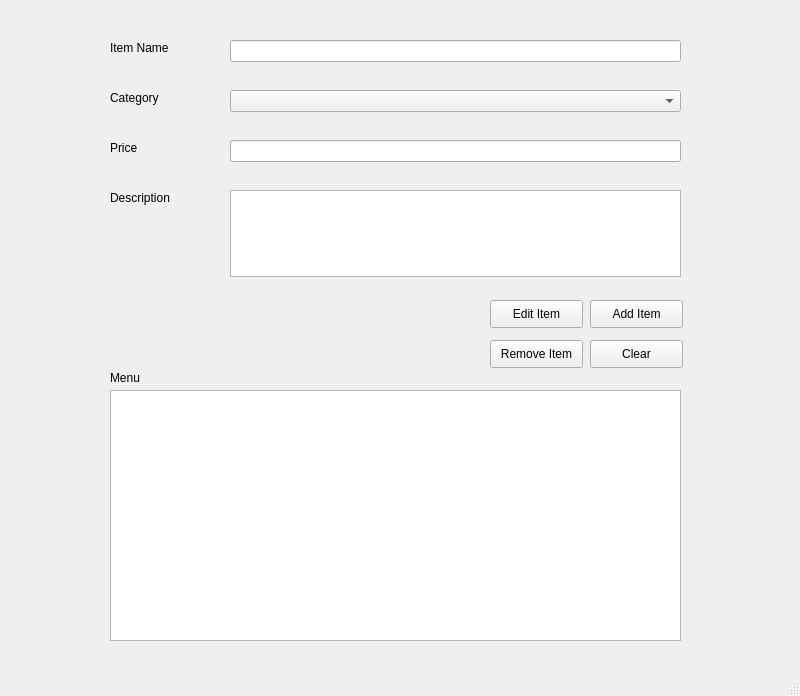
This is ui_files/Menu_management.ui in TahaZahid05/Restaurant-Managment-System as Qt 5 draws it before an edit. The edited form follows.
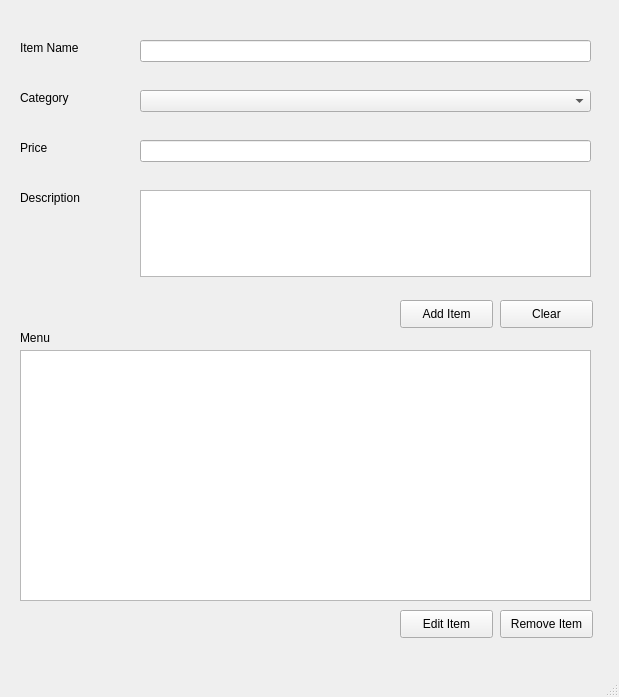
This is the edited form.

Diff of the .ui file:
```diff
--- a/ui_files/Menu_management.ui
+++ b/ui_files/Menu_management.ui
@@ -6,8 +6,8 @@
    <rect>
     <x>0</x>
     <y>0</y>
-    <width>800</width>
-    <height>696</height>
+    <width>619</width>
+    <height>697</height>
    </rect>
   </property>
   <property name="windowTitle">
@@ -17,7 +17,7 @@
    <widget class="QLabel" name="label">
     <property name="geometry">
      <rect>
-      <x>110</x>
+      <x>20</x>
       <y>40</y>
       <width>71</width>
       <height>16</height>
@@ -30,7 +30,7 @@
    <widget class="QLineEdit" name="lineEdit">
     <property name="geometry">
      <rect>
-      <x>230</x>
+      <x>140</x>
       <y>40</y>
       <width>451</width>
       <height>22</height>
@@ -40,7 +40,7 @@
    <widget class="QLabel" name="label_2">
     <property name="geometry">
      <rect>
-      <x>110</x>
+      <x>20</x>
       <y>90</y>
       <width>55</width>
       <height>16</height>
@@ -53,7 +53,7 @@
    <widget class="QComboBox" name="comboBox">
     <property name="geometry">
      <rect>
-      <x>230</x>
+      <x>140</x>
       <y>90</y>
       <width>451</width>
       <height>22</height>
@@ -63,7 +63,7 @@
    <widget class="QLabel" name="label_3">
     <property name="geometry">
      <rect>
-      <x>110</x>
+      <x>20</x>
       <y>140</y>
       <width>55</width>
       <height>16</height>
@@ -76,7 +76,7 @@
    <widget class="QLineEdit" name="lineEdit_2">
     <property name="geometry">
      <rect>
-      <x>230</x>
+      <x>140</x>
       <y>140</y>
       <width>451</width>
       <height>22</height>
@@ -86,7 +86,7 @@
    <widget class="QLabel" name="label_4">
     <property name="geometry">
      <rect>
-      <x>110</x>
+      <x>20</x>
       <y>190</y>
       <width>71</width>
       <height>16</height>
@@ -99,7 +99,7 @@
    <widget class="QTextEdit" name="textEdit">
     <property name="geometry">
      <rect>
-      <x>230</x>
+      <x>140</x>
       <y>190</y>
       <width>451</width>
       <height>87</height>
@@ -109,7 +109,7 @@
    <widget class="QPushButton" name="pushButton">
     <property name="geometry">
      <rect>
-      <x>590</x>
+      <x>400</x>
       <y>300</y>
       <width>93</width>
       <height>28</height>
@@ -119,24 +119,11 @@
      <string>Add Item</string>
     </property>
    </widget>
-   <widget class="QPushButton" name="pushButton_2">
-    <property name="geometry">
-     <rect>
-      <x>490</x>
-      <y>300</y>
-      <width>93</width>
-      <height>28</height>
-     </rect>
-    </property>
-    <property name="text">
-     <string>Edit Item</string>
-    </property>
-   </widget>
    <widget class="QPushButton" name="pushButton_3">
     <property name="geometry">
      <rect>
-      <x>590</x>
-      <y>340</y>
+      <x>500</x>
+      <y>300</y>
       <width>93</width>
       <height>28</height>
      </rect>
@@ -145,24 +132,11 @@
      <string>Clear</string>
     </property>
    </widget>
-   <widget class="QPushButton" name="pushButton_4">
-    <property name="geometry">
-     <rect>
-      <x>490</x>
-      <y>340</y>
-      <width>93</width>
-      <height>28</height>
-     </rect>
-    </property>
-    <property name="text">
-     <string>Remove Item</string>
-    </property>
-   </widget>
    <widget class="QTableWidget" name="tableWidget">
     <property name="geometry">
      <rect>
-      <x>110</x>
-      <y>390</y>
+      <x>20</x>
+      <y>350</y>
       <width>571</width>
       <height>251</height>
      </rect>
@@ -171,8 +145,8 @@
    <widget class="QLabel" name="label_5">
     <property name="geometry">
      <rect>
-      <x>110</x>
-      <y>370</y>
+      <x>20</x>
+      <y>330</y>
       <width>55</width>
       <height>16</height>
      </rect>
@@ -181,6 +155,32 @@
      <string>Menu</string>
     </property>
    </widget>
+   <widget class="QPushButton" name="pushButton_2">
+    <property name="geometry">
+     <rect>
+      <x>400</x>
+      <y>610</y>
+      <width>93</width>
+      <height>28</height>
+     </rect>
+    </property>
+    <property name="text">
+     <string>Edit Item</string>
+    </property>
+   </widget>
+   <widget class="QPushButton" name="pushButton_4">
+    <property name="geometry">
+     <rect>
+      <x>500</x>
+      <y>610</y>
+      <width>93</width>
+      <height>28</height>
+     </rect>
+    </property>
+    <property name="text">
+     <string>Remove Item</string>
+    </property>
+   </widget>
   </widget>
   <widget class="QMenuBar" name="menubar">
    <property name="geometry">
```
Left out of the diff: 2 changed lines with no effect on the pictures.
